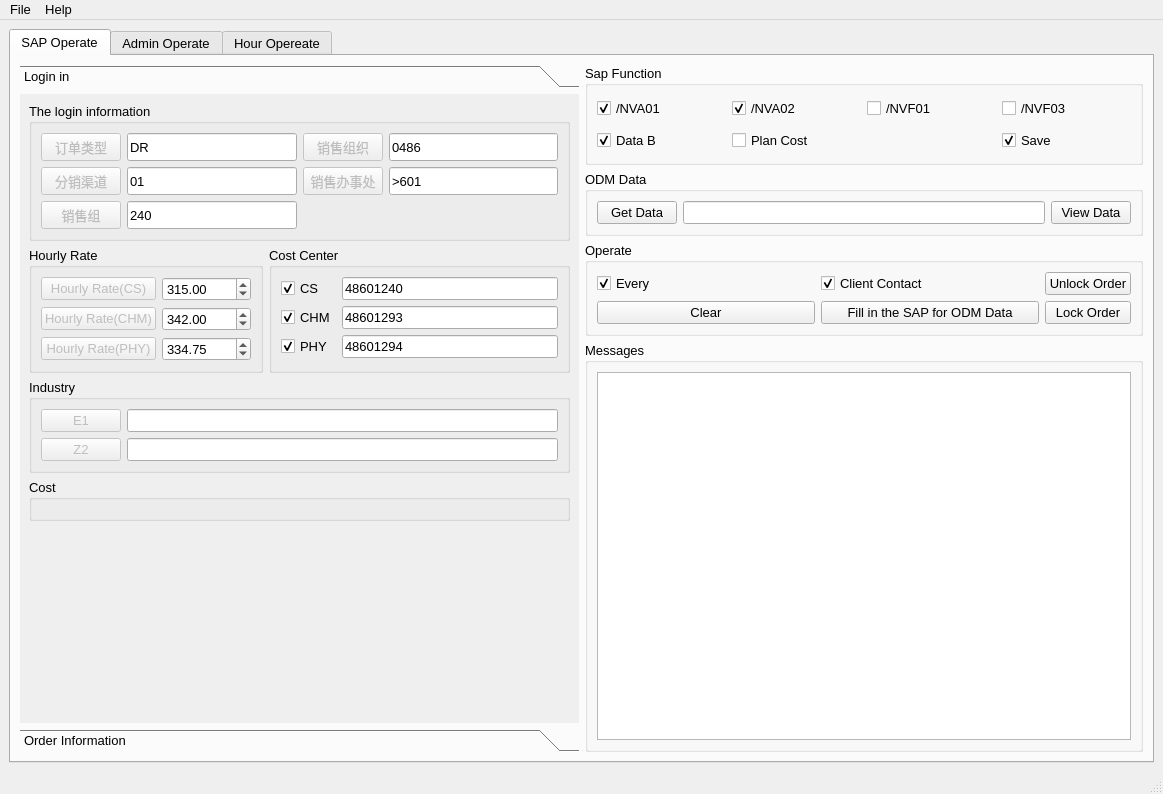
Above: Sap_Operate_Ui.ui from chen-huai/Sap_Operation_HDL before the change. Below: the same form after it.
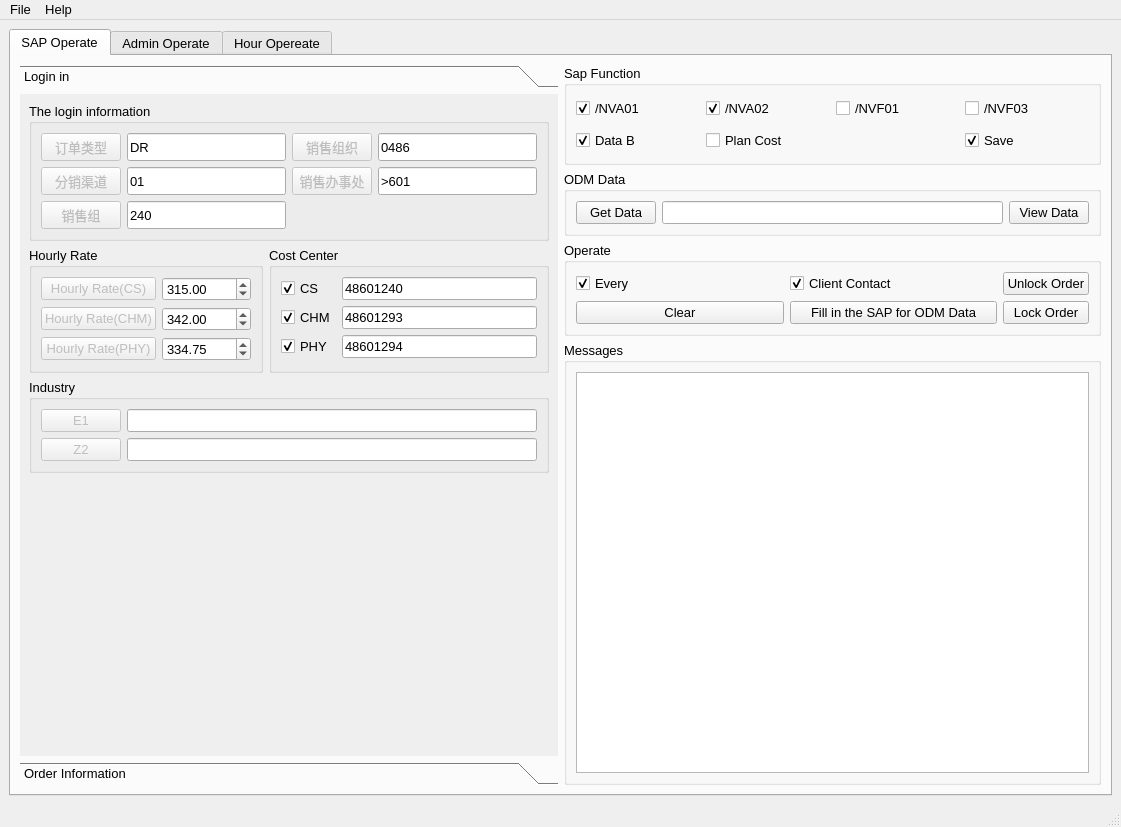
That is the form after the change. The open tabs and pages were chosen to show the change. Icons and pictures are not drawn.

What changed in the file:
```diff
--- a/Sap_Operate_Ui.ui
+++ b/Sap_Operate_Ui.ui
@@ -7,8 +7,8 @@
    <rect>
     <x>0</x>
     <y>0</y>
-    <width>1163</width>
-    <height>794</height>
+    <width>1121</width>
+    <height>827</height>
    </rect>
   </property>
   <property name="sizePolicy">
@@ -406,8 +406,8 @@
             <rect>
              <x>0</x>
              <y>0</y>
-             <width>558</width>
-             <height>620</height>
+             <width>537</width>
+             <height>653</height>
             </rect>
            </property>
            <attribute name="label">
@@ -774,20 +774,6 @@
               </layout>
              </widget>
             </item>
-            <item row="3" column="0" colspan="2">
-             <widget class="QGroupBox" name="groupBox_21">
-              <property name="sizePolicy">
-               <sizepolicy hsizetype="Preferred" vsizetype="Preferred">
-                <horstretch>0</horstretch>
-                <verstretch>0</verstretch>
-               </sizepolicy>
-              </property>
-              <property name="title">
-               <string>Cost</string>
-              </property>
-              <layout class="QVBoxLayout" name="verticalLayout"/>
-             </widget>
-            </item>
            </layout>
           </widget>
           <widget class="QWidget" name="page_4">
@@ -2273,7 +2259,7 @@
     <rect>
      <x>0</x>
      <y>0</y>
-     <width>1163</width>
+     <width>1121</width>
      <height>25</height>
     </rect>
    </property>
```
Left out of the diff: 2 changed lines with no effect on the pictures.
